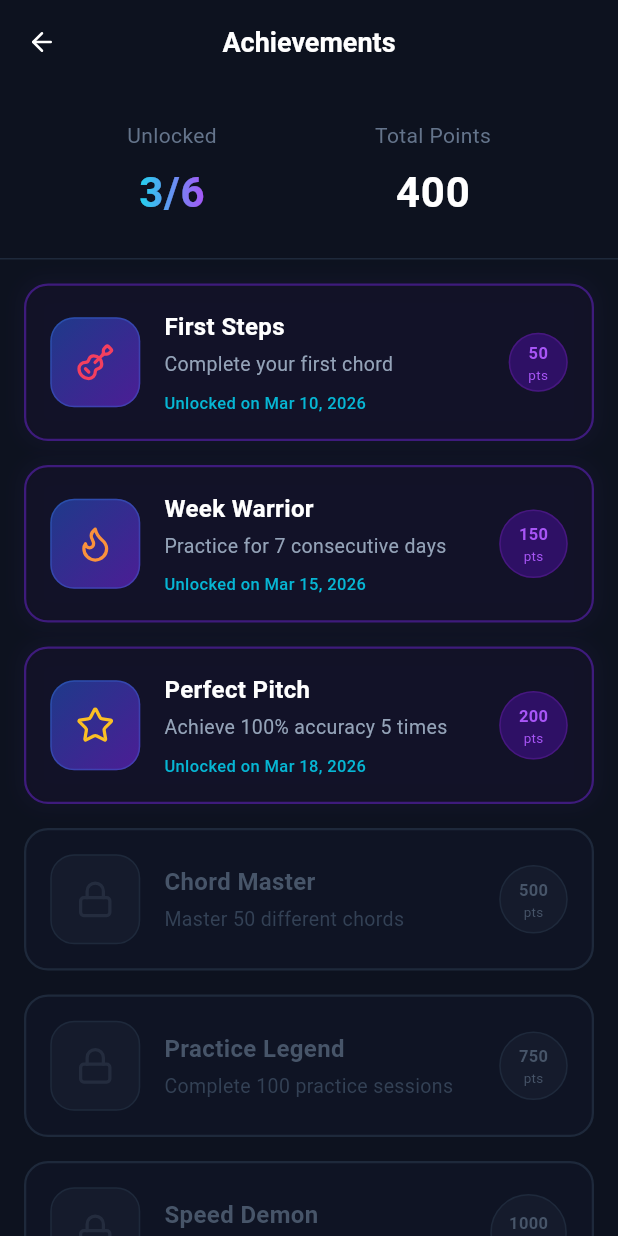
After one commit to Figo0410/chordsense, a Flutter app: the UserDashboard screen opened by its route, after a tap on "Badges", on a phone screen of 412 x 824 dp. The commit adds this screen. Run offline on Flutter 3.47's test engine with Material 3 defaults, Android fonts, the phone set to English and light mode, and no system bars; our stand-ins replace animate_do, flutter_lucide.

Commit message:
Center the 3 mini row, added badges screen

```diff
--- /dev/null
+++ b/lib/achievements_screen.dart
@@ -0,0 +1,322 @@
+import 'package:flutter/material.dart';
+import 'package:flutter_lucide/flutter_lucide.dart';
+
+class BadgeItem {
+  final String title;
+  final String description;
+  final int points;
+  final IconData icon;
+  final bool isUnlocked;
+  final String? unlockedDate;
+
+  BadgeItem({
+    required this.title,
+    required this.description,
+    required this.points,
+    required this.icon,
+    this.isUnlocked = false,
+    this.unlockedDate,
+  });
+}
+
+class AchievementsScreen extends StatelessWidget {
+  const AchievementsScreen({super.key});
+
+  @override
+  Widget build(BuildContext context) {
+    // Hardcoded to perfectly replicate the layout data in the screenshot
+    final List<BadgeItem> badges = [
+      BadgeItem(
+        title: "First Steps",
+        description: "Complete your first chord",
+        points: 50,
+        icon: LucideIcons.guitar, // Tailor this to your asset/icon preference
+        isUnlocked: true,
+        unlockedDate: "Mar 10, 2026",
+      ),
+      BadgeItem(
+        title: "Week Warrior",
+        description: "Practice for 7 consecutive days",
+        points: 150,
+        icon: LucideIcons.flame,
+        isUnlocked: true,
+        unlockedDate: "Mar 15, 2026",
+      ),
+      BadgeItem(
+        title: "Perfect Pitch",
+        description: "Achieve 100% accuracy 5 times",
+        points: 200,
+        icon: LucideIcons.star,
+        isUnlocked: true,
+        unlockedDate: "Mar 18, 2026",
+      ),
+      BadgeItem(
+        title: "Chord Master",
+        description: "Master 50 different chords",
+        points: 500,
+        icon: LucideIcons.lock,
+        isUnlocked: false,
+      ),
+      BadgeItem(
+        title: "Practice Legend",
+        description: "Complete 100 practice sessions",
+        points: 750,
+        icon: LucideIcons.lock,
+        isUnlocked: false,
+      ),
+      BadgeItem(
+        title: "Speed Demon",
+        description: "Play 10 chords in under 2 minutes",
+        points: 1000,
+        icon: LucideIcons.lock,
+        isUnlocked: false,
+      ),
+    ];
+
+    return Scaffold(
+      backgroundColor: const Color(0xFF0D121F), // Deep slate dark blue
+      appBar: AppBar(
+        backgroundColor: const Color(0xFF0D121F),
+        elevation: 0,
+        leading: IconButton(
+          icon: const Icon(
+            LucideIcons.arrow_left,
+            color: Colors.white,
+            size: 20,
+          ),
+          onPressed: () => Navigator.of(context).pop(),
+        ),
+        title: const Text(
+          "Achievements",
+          style: TextStyle(
+            color: Colors.white,
+            fontSize: 18,
+            fontWeight: FontWeight.bold,
+          ),
+        ),
+        centerTitle: true,
+      ),
+      body: Column(
+        children: [
+          _buildMetricsOverview(),
+          const Divider(color: Color(0xFF1E293B), height: 1),
+          Expanded(
+            child: ListView.builder(
+              padding: const EdgeInsets.all(16),
+              itemCount: badges.length,
+              itemBuilder: (context, index) {
+                return _buildBadgeCard(badges[index]);
+              },
+            ),
+          ),
+        ],
+      ),
+    );
+  }
+
+  Widget _buildMetricsOverview() {
+    return Padding(
+      padding: const EdgeInsets.symmetric(vertical: 24.0, horizontal: 32.0),
+      child: Row(
+        mainAxisAlignment: MainAxisAlignment.spaceAround,
+        children: [
+          _buildMetricColumn(
+            "Unlocked",
+            "3/6",
+            const LinearGradient(
+              colors: [Color(0xFF22D3EE), Color(0xFFA855F7)],
+            ),
+          ),
+          _buildMetricColumn(
+            "Total Points",
+            "400",
+            const LinearGradient(colors: [Colors.white, Colors.white]),
+          ),
+        ],
+      ),
+    );
+  }
+
+  Widget _buildMetricColumn(String label, String value, Gradient gradient) {
+    return Column(
+      children: [
+        Text(
+          label,
+          style: const TextStyle(color: Color(0xFF64748B), fontSize: 14),
+        ),
+        const SizedBox(height: 8),
+        // ShaderMask applies the gradient directly to the text characters
+        ShaderMask(
+          shaderCallback: (bounds) => gradient.createShader(
+            Rect.fromLTWH(0, 0, bounds.width, bounds.height),
+          ),
+          child: Text(
+            value,
+            style: const TextStyle(
+              color: Colors
+                  .white, // This base color acts as the canvas for the gradient
+              fontSize: 28,
+              fontWeight: FontWeight.bold,
+              letterSpacing: 0.5,
+            ),
+          ),
+        ),
+      ],
+    );
+  }
+
+  Widget _buildBadgeCard(BadgeItem badge) {
+    // Purple neon style if unlocked, muted layout style if locked
+    final Color borderColor = badge.isUnlocked
+        ? const Color(0xFF5B21B6).withOpacity(0.6)
+        : const Color(0xFF1E293B);
+    final Color backgroundColor = badge.isUnlocked
+        ? const Color(0xFF121026).withOpacity(0.5)
+        : const Color(0xFF0F1424);
+    final double opacity = badge.isUnlocked ? 1.0 : 0.3;
+
+    return Container(
+      margin: const EdgeInsets.only(bottom: 16),
+      padding: const EdgeInsets.all(16),
+      decoration: BoxDecoration(
+        color: backgroundColor,
+        borderRadius: BorderRadius.circular(16),
+        border: Border.all(color: borderColor, width: 1.5),
+        boxShadow: badge.isUnlocked
+            ? [
+                BoxShadow(
+                  color: const Color(0xFF7C3AED).withOpacity(0.05),
+                  blurRadius: 10,
+                  spreadRadius: 2,
+                ),
+              ]
+            : null,
+      ),
+      child: Row(
+        children: [
+          // Badge Icon Square
+          Container(
+            width: 60,
+            height: 60,
+            decoration: BoxDecoration(
+              borderRadius: BorderRadius.circular(16),
+              gradient: badge.isUnlocked
+                  ? const LinearGradient(
+                      colors: [Color(0xFF1E3A8A), Color(0xFF4C1D95)],
+                      begin: Alignment.topLeft,
+                      end: Alignment.bottomRight,
+                    )
+                  : null,
+              color: badge.isUnlocked ? null : const Color(0xFF151B2C),
+              border: Border.all(
+                color: badge.isUnlocked
+                    ? const Color(0xFF3B82F6).withOpacity(0.3)
+                    : const Color(0xFF1E293B),
+              ),
+            ),
+            child: Opacity(
+              opacity: opacity,
+              child: Icon(
+                badge.isUnlocked ? badge.icon : LucideIcons.lock,
+                color: badge.isUnlocked
+                    ? _getIconColor(badge.title)
+                    : const Color(0xFF475569),
+                size: 26,
+              ),
+            ),
+          ),
+          const SizedBox(width: 16),
+          // Badge Information Text
+          Expanded(
+            child: Column(
+              crossAxisAlignment: CrossAxisAlignment.start,
+              children: [
+                Text(
+                  badge.title,
+                  style: TextStyle(
+                    color: badge.isUnlocked
+                        ? Colors.white
+                        : const Color(0xFF475569),
+                    fontSize: 16,
+                    fontWeight: FontWeight.bold,
+                  ),
+                ),
+                const SizedBox(height: 4),
+                Text(
+                  badge.description,
+                  style: TextStyle(
+                    color: badge.isUnlocked
+                        ? const Color(0xFF94A3B8)
+                        : const Color(0xFF334155),
+                    fontSize: 13,
+                  ),
+                ),
+                if (badge.isUnlocked && badge.unlockedDate != null) ...[
+                  const SizedBox(height: 8),
+                  Text(
+                    "Unlocked on ${badge.unlockedDate}",
+                    style: const TextStyle(
+                      color: Color(0xFF06B6D4),
+                      fontSize: 11,
+                      fontWeight: FontWeight.w500,
+                    ),
+                  ),
+                ],
+              ],
+            ),
+          ),
+          const SizedBox(width: 8),
+          // Points Bubble
+          Container(
+            padding: const EdgeInsets.symmetric(horizontal: 12, vertical: 10),
+            decoration: BoxDecoration(
+              color: badge.isUnlocked
+                  ? const Color(0xFF2E1065)
+                  : const Color(0xFF151B2C),
+              shape: BoxShape.circle,
+              border: Border.all(
+                color: badge.isUnlocked
+                    ? const Color(0xFF6B21A8).withOpacity(0.4)
+                    : const Color(0xFF1E293B),
+              ),
+            ),
+            child: Column(
+              mainAxisSize: MainAxisSize.min,
+              children: [
+                Text(
+                  "${badge.points}",
+                  style: TextStyle(
+                    color: badge.isUnlocked
+                        ? const Color(0xFFA855F7)
+                        : const Color(0xFF475569),
+                    fontSize: 11,
+                    fontWeight: FontWeight.bold,
+                  ),
+                ),
+                Text(
+                  "pts",
+                  style: TextStyle(
+                    color: badge.isUnlocked
+                        ? const Color(0xFFA855F7)
+                        : const Color(0xFF475569),
+                    fontSize: 9,
+                  ),
+                ),
+              ],
+            ),
+          ),
+        ],
+      ),
+    );
+  }
+
+  // Matches the colors used in the specific screenshot badges
+  Color _getIconColor(String title) {
+    if (title.contains("First Steps"))
+      return const Color(0xFFF43F5E); // Pink guitar vibe
+    if (title.contains("Warrior"))
+      return const Color(0xFFFB923C); // Orange flame
+    if (title.contains("Pitch")) return const Color(0xFFFBBF24); // Yellow star
+    return Colors.white;
+  }
+}
--- a/lib/user_dashboard.dart
+++ b/lib/user_dashboard.dart
@@ -5,6 +5,7 @@ import 'learning_path_screen.dart'; // Import learning path screen
 import 'practice_session_screen.dart'; // Import PracticeSessionScreen widget
 import 'progress_screen.dart'; // Import ProgressScreen widget
 import 'ranking_screen.dart'; // Import RankingScreen widget
+import 'achievements_screen.dart'; // Import AchievementsScreen widget
 
 class UserDashboard extends StatefulWidget {
   const UserDashboard({super.key});
@@ -729,7 +730,7 @@ class _UserDashboardState extends State<UserDashboard> {
                         );
                       },
                     ),
-                    const SizedBox(width: 10),
+                    const SizedBox(width: 25),
                     _buildMiniActionButton(
                       "Ranking",
                       LucideIcons.trophy,
@@ -743,11 +744,19 @@ class _UserDashboardState extends State<UserDashboard> {
                         );
                       },
                     ),
-                    const SizedBox(width: 10),
+                    const SizedBox(width: 25),
                     _buildMiniActionButton(
                       "Badges",
                       LucideIcons.award,
                       const Color(0xFFA855F7),
+                      onTap: () {
+                        Navigator.push(
+                          context,
+                          MaterialPageRoute(
+                            builder: (context) => const AchievementsScreen(),
+                          ),
+                        );
+                      },
                     ),
                   ],
                 ),
```
